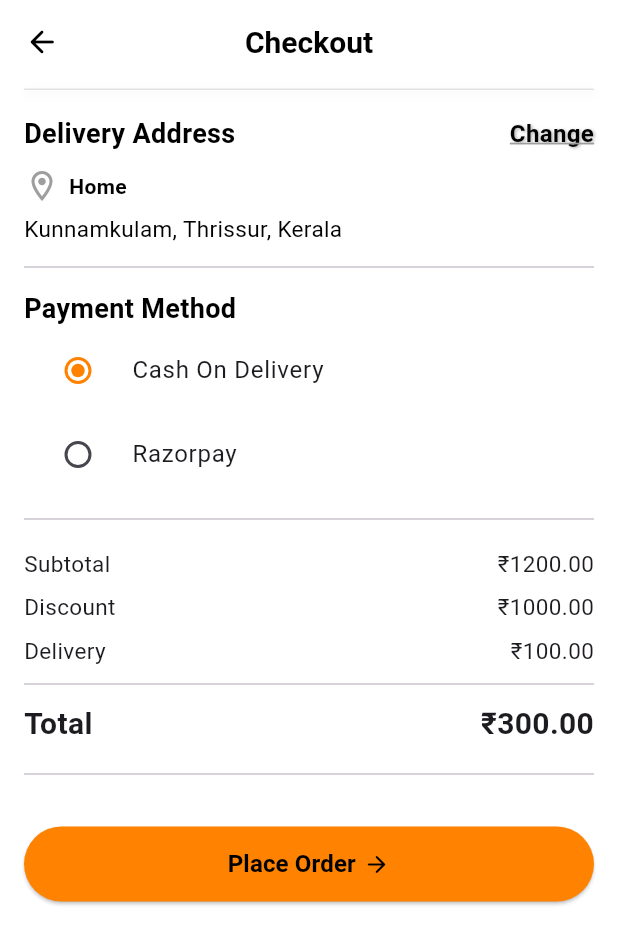
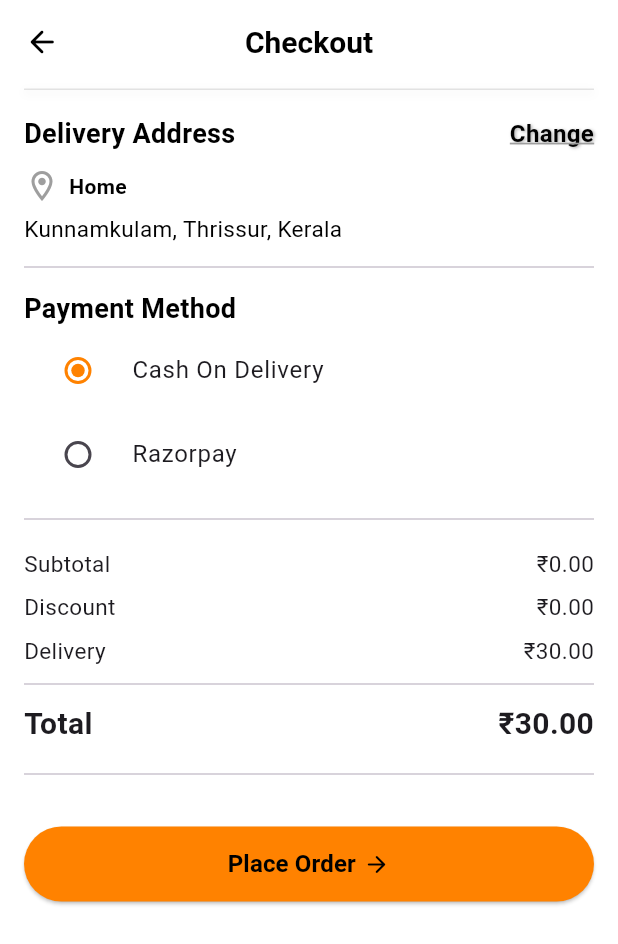
Before and after one commit to Ashfaqibnuajmal/Food_delivery_app_user, a Flutter app: the CartScreen screen opened directly, after a tap on "Go to Checkout", on a phone screen of 412 x 824 dp. Shown: the top 944 px of the screen. Run offline on Flutter 3.47's test engine with Material 3 defaults, Android fonts, the phone set to English and light mode, and no system bars; our stand-ins replace bloc, carousel_slider, cloud_firestore, equatable, firebase_auth, firebase_core and 7 more; accounts and stored records are empty.

Commit message:
go to check out subtotal done

```diff
--- a/lib/features/cart/screens/cart_screen.dart
+++ b/lib/features/cart/screens/cart_screen.dart
@@ -293,7 +293,12 @@ class _CartScreenState extends State<CartScreen> {
                           Navigator.push(
                             context,
                             MaterialPageRoute(
-                              builder: (context) => const CheckoutScreen(),
+                              builder: (context) => CheckoutScreen(
+                                subtotal: subtotal,
+                                discount: discount,
+                                deliveryFee: deliveryFee,
+                                total: total,
+                              ),
                             ),
                           );
                         },
--- a/lib/features/cart/screens/checkout_screen.dart
+++ b/lib/features/cart/screens/checkout_screen.dart
@@ -3,7 +3,16 @@ import 'package:mera_app/core/theme/app_color.dart';
 import 'package:mera_app/features/cart/screens/address_screen.dart';
 
 class CheckoutScreen extends StatefulWidget {
-  const CheckoutScreen({super.key});
+  final double subtotal;
+  final double discount;
+  final double deliveryFee;
+  final double total;
+  const CheckoutScreen(
+      {super.key,
+      required this.subtotal,
+      required this.discount,
+      required this.deliveryFee,
+      required this.total});
 
   @override
   State<CheckoutScreen> createState() => _CheckoutScreenState();
@@ -154,11 +163,13 @@ class _CheckoutScreenState extends State<CheckoutScreen> {
 
             const Divider(height: 30),
 
-            _priceRow("Subtotal", "₹1200.00"),
-            _priceRow("Discount", "₹1000.00"),
-            _priceRow("Delivery", "₹100.00"),
+            _priceRow("Subtotal", "₹${widget.subtotal.toStringAsFixed(2)}"),
+            _priceRow("Discount", "₹${widget.discount.toStringAsFixed(2)}"),
+            _priceRow("Delivery", "₹${widget.deliveryFee.toStringAsFixed(2)}"),
             const Divider(thickness: 1),
-            _priceRow("Total", "₹300.00", isBold: true, fontSize: 20),
+            _priceRow("Total", "₹${widget.total.toStringAsFixed(2)}",
+                isBold: true, fontSize: 20),
+
             const Divider(height: 30),
 
             const SizedBox(height: 20),
```
